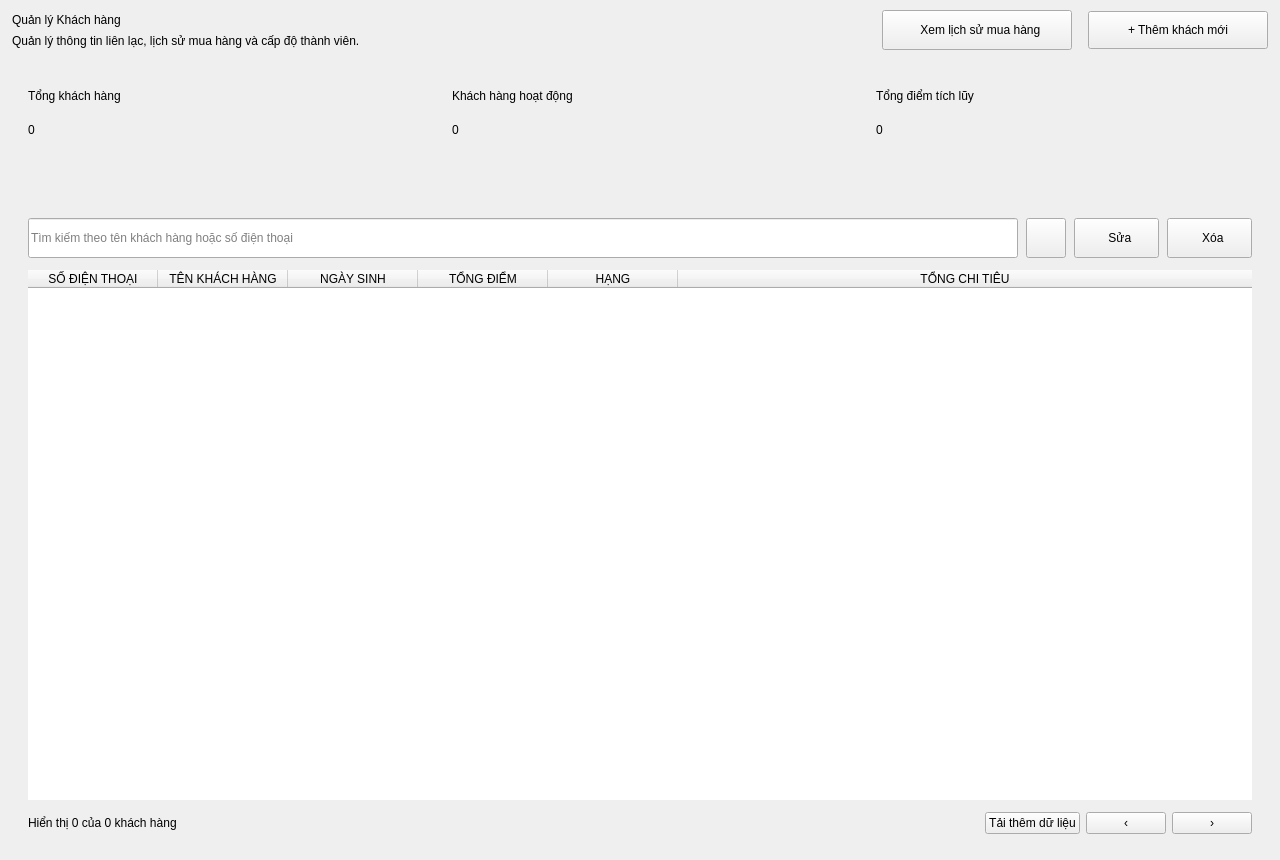
letrankhang/Supermarket_Manager, file src/gui/tabs/customer_management.ui: the form before one commit.
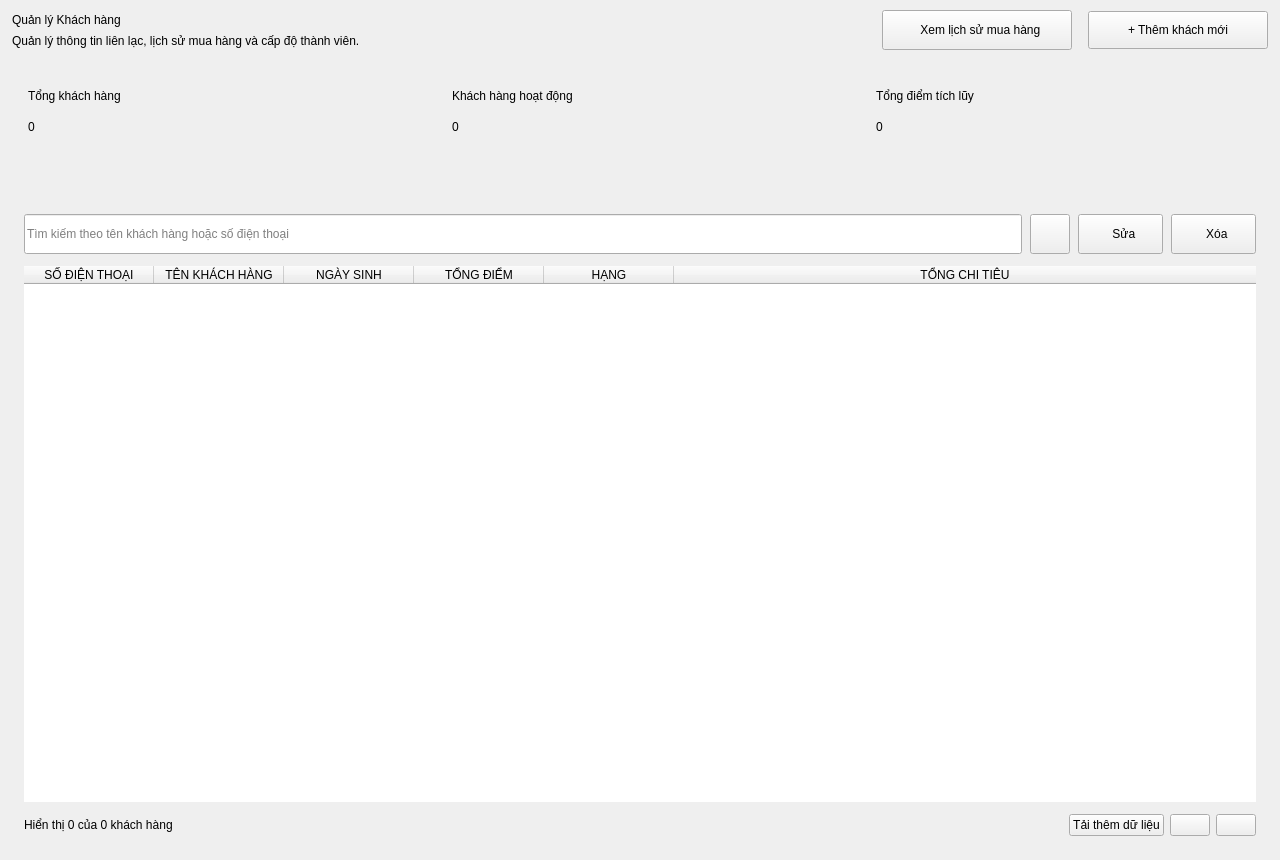
The form after the commit. Icons and pictures are not drawn.

Patch:
```diff
--- a/src/gui/tabs/customer_management.ui
+++ b/src/gui/tabs/customer_management.ui
@@ -840,7 +840,7 @@
        </property>
        <layout class="QVBoxLayout" name="cardTotalLayout">
         <property name="spacing">
-         <number>6</number>
+         <number>0</number>
         </property>
         <property name="leftMargin">
          <number>16</number>
@@ -909,6 +909,9 @@
         </item>
         <item>
          <layout class="QHBoxLayout" name="cardTotalTrendRow">
+          <property name="topMargin">
+           <number>10</number>
+          </property>
           <item>
            <widget class="QLabel" name="lblTotalTrend">
             <property name="text">
@@ -947,7 +950,7 @@
        </property>
        <layout class="QVBoxLayout" name="cardActiveLayout">
         <property name="spacing">
-         <number>6</number>
+         <number>0</number>
         </property>
         <property name="leftMargin">
          <number>16</number>
@@ -1016,6 +1019,9 @@
         </item>
         <item>
          <layout class="QHBoxLayout" name="cardActiveTrendRow">
+          <property name="topMargin">
+           <number>10</number>
+          </property>
           <item>
            <widget class="QLabel" name="lblActiveTrend">
             <property name="text">
@@ -1054,7 +1060,7 @@
        </property>
        <layout class="QVBoxLayout" name="cardPointsLayout">
         <property name="spacing">
-         <number>6</number>
+         <number>0</number>
         </property>
         <property name="leftMargin">
          <number>16</number>
@@ -1123,6 +1129,9 @@
         </item>
         <item>
          <layout class="QHBoxLayout" name="cardPointsTrendRow">
+          <property name="topMargin">
+           <number>10</number>
+          </property>
           <item>
            <widget class="QLabel" name="lblPointsTrend">
             <property name="text">
@@ -1160,16 +1169,16 @@
        <number>12</number>
       </property>
       <property name="leftMargin">
-       <number>16</number>
+       <number>12</number>
       </property>
       <property name="topMargin">
-       <number>16</number>
+       <number>12</number>
       </property>
       <property name="rightMargin">
-       <number>16</number>
+       <number>12</number>
       </property>
       <property name="bottomMargin">
-       <number>14</number>
+       <number>12</number>
       </property>
       <item>
        <layout class="QHBoxLayout" name="toolbarLayout">
@@ -1375,7 +1384,16 @@
             <cursorShape>PointingHandCursor</cursorShape>
            </property>
            <property name="text">
-            <string>‹</string>
+            <string/>
+           </property>
+           <property name="iconName" stdset="0">
+            <string>previous</string>
+           </property>
+           <property name="iconColor" stdset="0">
+            <string>default</string>
+           </property>
+           <property name="iconPx" stdset="0">
+            <number>12</number>
            </property>
           </widget>
          </item>
@@ -1385,7 +1403,16 @@
             <cursorShape>PointingHandCursor</cursorShape>
            </property>
            <property name="text">
-            <string>›</string>
+            <string/>
+           </property>
+           <property name="iconName" stdset="0">
+            <string>next</string>
+           </property>
+           <property name="iconColor" stdset="0">
+            <string>default</string>
+           </property>
+           <property name="iconPx" stdset="0">
+            <number>12</number>
            </property>
           </widget>
          </item>
```
Left out of the diff: 29 changed lines with no effect on the pictures.
